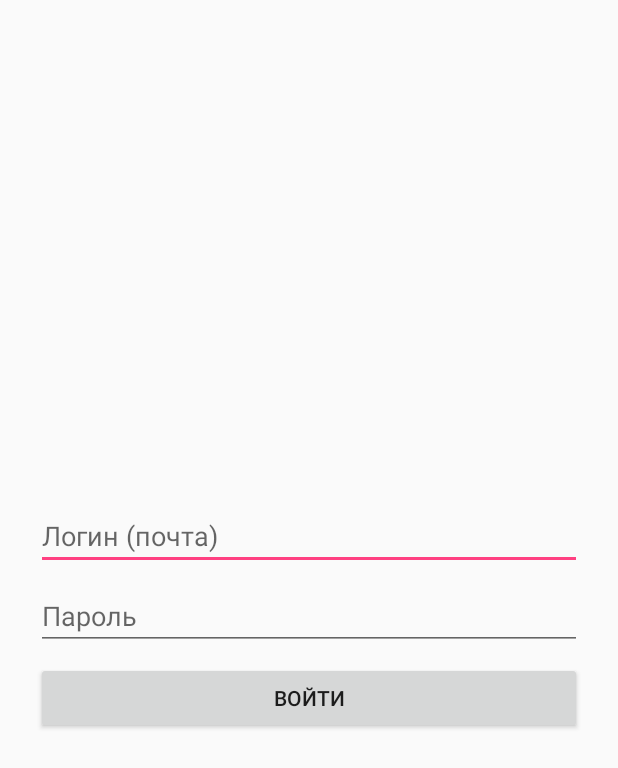
After one commit to IlyaEremin/drive2-client, an Android app: the layout screen_login.xml on its own in the app's theme, with its tools: preview values and no code run, on a phone screen of 412 x 824 dp. The commit adds this screen. Shown: the top 768 px of the screen. Run offline under Robolectric (Android 15) with nearby library versions, the phone set to English and light mode, and no system bars.

Commit message:
add initial login screen

```diff
--- /dev/null
+++ b/app/src/main/res/layout/screen_login.xml
@@ -0,0 +1,38 @@
+<?xml version="1.0" encoding="utf-8"?>
+<LinearLayout
+    xmlns:android="http://schemas.android.com/apk/res/android"
+    android:layout_width="match_parent"
+    android:layout_height="match_parent"
+    android:gravity="center"
+    android:orientation="vertical"
+    android:paddingLeft="24dp"
+    android:paddingRight="24dp"
+    >
+
+    <EditText
+        android:id="@+id/et_login"
+        android:layout_width="match_parent"
+        android:layout_height="wrap_content"
+        android:hint="@string/login_hint_login"
+        android:inputType="textEmailAddress"
+        />
+
+    <EditText
+        android:id="@+id/et_password"
+        android:layout_width="match_parent"
+        android:layout_height="wrap_content"
+        android:layout_marginTop="8dp"
+        android:hint="@string/login_password"
+        android:inputType="textPassword"
+        />
+
+    <Button
+        android:id="@+id/enter"
+        android:layout_width="match_parent"
+        android:layout_height="wrap_content"
+        android:layout_marginTop="8dp"
+        android:text="@string/login_enter"
+        />
+
+
+</LinearLayout>
--- a/app/src/main/res/values/strings.xml
+++ b/app/src/main/res/values/strings.xml
@@ -1,3 +1,6 @@
 <resources>
     <string name="app_name">drive2-OK</string>
+    <string name="login_enter">Войти</string>
+    <string name="login_hint_login">Логин (почта)</string>
+    <string name="login_password">Пароль</string>
 </resources>
```
Also changed, not shown: app/src/main/java/com/example/ereminilya/drive2_ok/login/LoginScreen.java (added, +48 -0 lines), app/src/main/java/com/example/ereminilya/drive2_ok/utils/TextUtils.java (added, +15 -0 lines).
